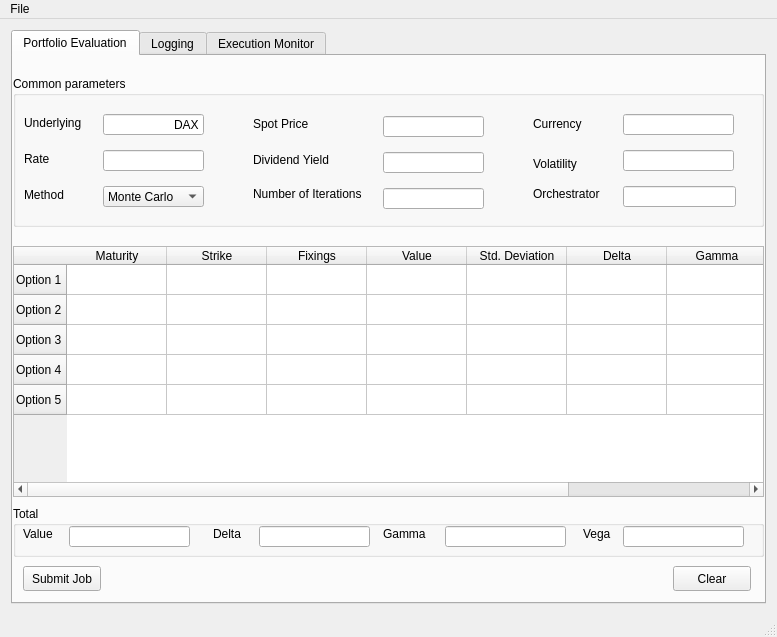
Qt form trunk/sdpa-gui/sdpa-gui/monitorwindow.ui (cc-hpc-itwm/gpispace) before a commit.
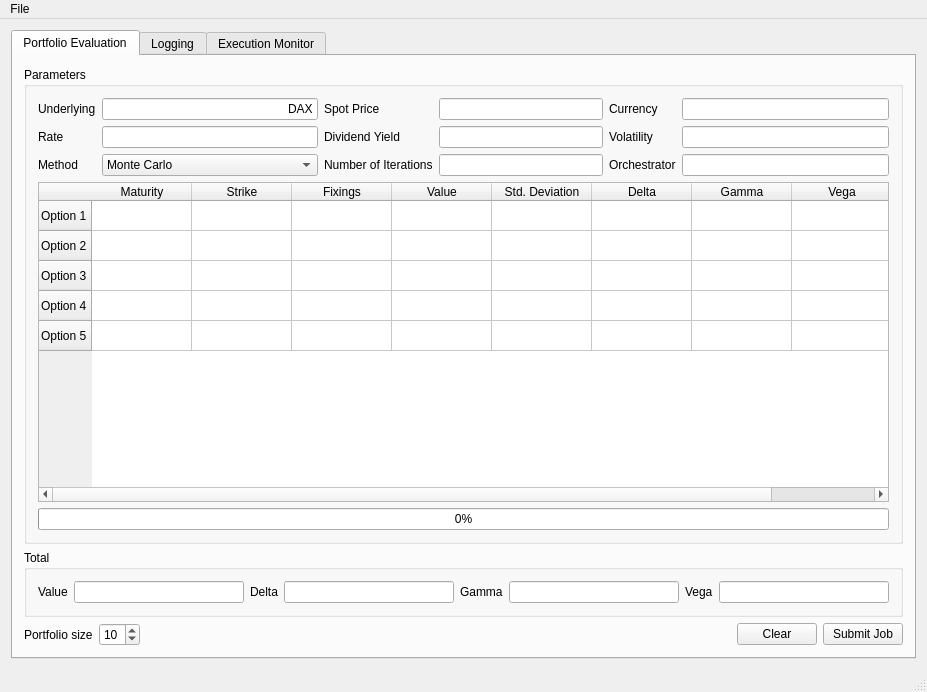
The same form after that commit.

Commit message: updated prortfolio gui to work with real workflows

```diff
--- a/trunk/sdpa-gui/sdpa-gui/monitorwindow.ui
+++ b/trunk/sdpa-gui/sdpa-gui/monitorwindow.ui
@@ -6,16 +6,16 @@
    <rect>
     <x>0</x>
     <y>0</y>
-    <width>777</width>
-    <height>637</height>
+    <width>927</width>
+    <height>692</height>
    </rect>
   </property>
   <property name="windowTitle">
    <string>SDPA Monitor</string>
   </property>
   <widget class="QWidget" name="centralWidget">
-   <layout class="QGridLayout" name="gridLayout">
-    <item row="0" column="1">
+   <layout class="QVBoxLayout" name="verticalLayout_9">
+    <item>
      <widget class="QTabWidget" name="SDPAGUI">
       <property name="autoFillBackground">
        <bool>true</bool>
@@ -30,482 +30,378 @@
        <attribute name="title">
         <string>Portfolio Evaluation</string>
        </attribute>
-       <widget class="QTableWidget" name="m_calcSpreadSheet">
-        <property name="geometry">
-         <rect>
-          <x>0</x>
-          <y>190</y>
-          <width>751</width>
-          <height>251</height>
-         </rect>
-        </property>
-        <property name="layoutDirection">
-         <enum>Qt::LeftToRight</enum>
-        </property>
-        <property name="textElideMode">
-         <enum>Qt::ElideLeft</enum>
-        </property>
-        <row>
-         <property name="text">
-          <string>Option 1</string>
-         </property>
-        </row>
-        <row>
-         <property name="text">
-          <string>Option 2</string>
-         </property>
-        </row>
-        <row>
-         <property name="text">
-          <string>Option 3</string>
-         </property>
-        </row>
-        <row>
-         <property name="text">
-          <string>Option 4</string>
-         </property>
-        </row>
-        <row>
-         <property name="text">
-          <string>Option 5</string>
-         </property>
-        </row>
-        <column>
-         <property name="text">
-          <string>Maturity</string>
-         </property>
-        </column>
-        <column>
-         <property name="text">
-          <string>Strike</string>
-         </property>
-        </column>
-        <column>
-         <property name="text">
-          <string>Fixings</string>
-         </property>
-        </column>
-        <column>
-         <property name="text">
-          <string>Value</string>
-         </property>
-        </column>
-        <column>
-         <property name="text">
-          <string>Std. Deviation</string>
-         </property>
-        </column>
-        <column>
-         <property name="text">
-          <string>Delta</string>
-         </property>
-        </column>
-        <column>
-         <property name="text">
-          <string>Gamma</string>
-         </property>
-        </column>
-        <column>
-         <property name="text">
-          <string>Vega</string>
-         </property>
-        </column>
-       </widget>
-       <widget class="QGroupBox" name="groupBox_7">
-        <property name="geometry">
-         <rect>
-          <x>0</x>
-          <y>20</y>
-          <width>751</width>
-          <height>151</height>
-         </rect>
-        </property>
-        <property name="title">
-         <string>Common parameters</string>
-        </property>
-        <widget class="QComboBox" name="m_comboBox">
-         <property name="geometry">
-          <rect>
-           <x>90</x>
-           <y>110</y>
-           <width>101</width>
-           <height>21</height>
-          </rect>
-         </property>
-         <item>
-          <property name="text">
-           <string>Monte Carlo</string>
+       <layout class="QVBoxLayout" name="verticalLayout_8">
+        <item>
+         <widget class="QGroupBox" name="groupBox_7">
+          <property name="sizePolicy">
+           <sizepolicy hsizetype="Expanding" vsizetype="Expanding">
+            <horstretch>0</horstretch>
+            <verstretch>0</verstretch>
+           </sizepolicy>
           </property>
-         </item>
-        </widget>
-        <widget class="QLineEdit" name="m_editUnderlying">
-         <property name="geometry">
-          <rect>
-           <x>90</x>
-           <y>38</y>
-           <width>101</width>
-           <height>21</height>
-          </rect>
-         </property>
-         <property name="text">
-          <string>DAX</string>
-         </property>
-         <property name="alignment">
-          <set>Qt::AlignRight|Qt::AlignTrailing|Qt::AlignVCenter</set>
-         </property>
-        </widget>
-        <widget class="QLineEdit" name="m_editIntRate">
-         <property name="geometry">
-          <rect>
-           <x>90</x>
-           <y>74</y>
-           <width>101</width>
-           <height>21</height>
-          </rect>
-         </property>
-         <property name="alignment">
-          <set>Qt::AlignRight|Qt::AlignTrailing|Qt::AlignVCenter</set>
-         </property>
-        </widget>
-        <widget class="QLineEdit" name="m_editSpotPrice">
-         <property name="geometry">
-          <rect>
-           <x>370</x>
-           <y>40</y>
-           <width>101</width>
-           <height>21</height>
-          </rect>
-         </property>
-         <property name="alignment">
-          <set>Qt::AlignRight|Qt::AlignTrailing|Qt::AlignVCenter</set>
-         </property>
-        </widget>
-        <widget class="QLineEdit" name="m_editDividendYield">
-         <property name="geometry">
-          <rect>
-           <x>370</x>
-           <y>76</y>
-           <width>101</width>
-           <height>21</height>
-          </rect>
-         </property>
-         <property name="alignment">
-          <set>Qt::AlignRight|Qt::AlignTrailing|Qt::AlignVCenter</set>
-         </property>
-        </widget>
-        <widget class="QLineEdit" name="m_editIterationsNb">
-         <property name="geometry">
-          <rect>
-           <x>370</x>
-           <y>112</y>
-           <width>101</width>
-           <height>21</height>
-          </rect>
-         </property>
-         <property name="alignment">
-          <set>Qt::AlignRight|Qt::AlignTrailing|Qt::AlignVCenter</set>
-         </property>
-        </widget>
-        <widget class="QLineEdit" name="m_editCurrency">
-         <property name="geometry">
-          <rect>
-           <x>610</x>
-           <y>38</y>
-           <width>111</width>
-           <height>21</height>
-          </rect>
-         </property>
-         <property name="alignment">
-          <set>Qt::AlignRight|Qt::AlignTrailing|Qt::AlignVCenter</set>
-         </property>
-        </widget>
-        <widget class="QLineEdit" name="m_editVolatility">
-         <property name="geometry">
-          <rect>
-           <x>610</x>
-           <y>74</y>
-           <width>111</width>
-           <height>21</height>
-          </rect>
-         </property>
-         <property name="alignment">
-          <set>Qt::AlignRight|Qt::AlignTrailing|Qt::AlignVCenter</set>
-         </property>
-        </widget>
-        <widget class="QLabel" name="label_5">
-         <property name="geometry">
-          <rect>
-           <x>11</x>
-           <y>39</y>
-           <width>61</width>
-           <height>16</height>
-          </rect>
-         </property>
-         <property name="text">
-          <string>Underlying</string>
-         </property>
-        </widget>
-        <widget class="QLabel" name="label_6">
-         <property name="geometry">
-          <rect>
-           <x>11</x>
-           <y>75</y>
-           <width>27</width>
-           <height>16</height>
-          </rect>
-         </property>
-         <property name="text">
-          <string>Rate</string>
-         </property>
-        </widget>
-        <widget class="QLabel" name="label_7">
-         <property name="geometry">
-          <rect>
-           <x>11</x>
-           <y>111</y>
-           <width>43</width>
-           <height>16</height>
-          </rect>
-         </property>
-         <property name="text">
-          <string>Method</string>
-         </property>
-        </widget>
-        <widget class="QLabel" name="label_8">
-         <property name="geometry">
-          <rect>
-           <x>240</x>
-           <y>40</y>
-           <width>71</width>
-           <height>16</height>
-          </rect>
-         </property>
-         <property name="text">
-          <string>Spot Price</string>
-         </property>
-        </widget>
-        <widget class="QLabel" name="label_9">
-         <property name="geometry">
-          <rect>
-           <x>240</x>
-           <y>76</y>
-           <width>81</width>
-           <height>16</height>
-          </rect>
-         </property>
-         <property name="text">
-          <string>Dividend Yield</string>
-         </property>
-        </widget>
-        <widget class="QLabel" name="label_10">
-         <property name="geometry">
-          <rect>
-           <x>240</x>
-           <y>110</y>
-           <width>121</width>
-           <height>16</height>
-          </rect>
-         </property>
-         <property name="text">
-          <string>Number of Iterations</string>
-         </property>
-        </widget>
-        <widget class="QLabel" name="label_11">
-         <property name="geometry">
-          <rect>
-           <x>520</x>
-           <y>40</y>
-           <width>52</width>
-           <height>16</height>
-          </rect>
-         </property>
-         <property name="text">
-          <string>Currency</string>
-         </property>
-        </widget>
-        <widget class="QLabel" name="label_12">
-         <property name="geometry">
-          <rect>
-           <x>520</x>
-           <y>80</y>
-           <width>49</width>
-           <height>16</height>
-          </rect>
-         </property>
-         <property name="text">
-          <string>Volatility</string>
-         </property>
-        </widget>
-        <widget class="QLineEdit" name="m_editOrchestrator">
-         <property name="geometry">
-          <rect>
-           <x>610</x>
-           <y>110</y>
-           <width>113</width>
-           <height>21</height>
-          </rect>
-         </property>
-         <property name="alignment">
-          <set>Qt::AlignRight|Qt::AlignTrailing|Qt::AlignVCenter</set>
-         </property>
-        </widget>
-        <widget class="QLabel" name="label_17">
-         <property name="geometry">
-          <rect>
-           <x>520</x>
-           <y>110</y>
-           <width>71</width>
-           <height>16</height>
-          </rect>
-         </property>
-         <property name="text">
-          <string>Orchestrator</string>
-         </property>
-        </widget>
-       </widget>
-       <widget class="QGroupBox" name="groupBox_8">
-        <property name="geometry">
-         <rect>
-          <x>0</x>
-          <y>450</y>
-          <width>751</width>
-          <height>51</height>
-         </rect>
-        </property>
-        <property name="title">
-         <string>Total</string>
-        </property>
-        <widget class="QLineEdit" name="m_editTotalValue">
-         <property name="geometry">
-          <rect>
-           <x>56</x>
-           <y>20</y>
-           <width>121</width>
-           <height>21</height>
-          </rect>
-         </property>
-         <property name="alignment">
-          <set>Qt::AlignRight|Qt::AlignTrailing|Qt::AlignVCenter</set>
-         </property>
-        </widget>
-        <widget class="QLineEdit" name="m_editTotalDelta">
-         <property name="geometry">
-          <rect>
-           <x>246</x>
-           <y>20</y>
-           <width>111</width>
-           <height>21</height>
-          </rect>
-         </property>
-         <property name="alignment">
-          <set>Qt::AlignRight|Qt::AlignTrailing|Qt::AlignVCenter</set>
-         </property>
-        </widget>
-        <widget class="QLineEdit" name="m_editTotalGamma">
-         <property name="geometry">
-          <rect>
-           <x>432</x>
-           <y>20</y>
-           <width>121</width>
-           <height>21</height>
-          </rect>
-         </property>
-         <property name="alignment">
-          <set>Qt::AlignRight|Qt::AlignTrailing|Qt::AlignVCenter</set>
-         </property>
-        </widget>
-        <widget class="QLineEdit" name="m_editTotalVega">
-         <property name="geometry">
-          <rect>
-           <x>610</x>
-           <y>20</y>
-           <width>121</width>
-           <height>21</height>
-          </rect>
-         </property>
-         <property name="alignment">
-          <set>Qt::AlignRight|Qt::AlignTrailing|Qt::AlignVCenter</set>
-         </property>
-        </widget>
-        <widget class="QLabel" name="label_4">
-         <property name="geometry">
-          <rect>
-           <x>10</x>
-           <y>20</y>
-           <width>32</width>
-           <height>16</height>
-          </rect>
-         </property>
-         <property name="text">
-          <string>Value</string>
-         </property>
-        </widget>
-        <widget class="QLabel" name="label_14">
-         <property name="geometry">
-          <rect>
-           <x>200</x>
-           <y>20</y>
-           <width>30</width>
-           <height>16</height>
-          </rect>
-         </property>
-         <property name="text">
-          <string>Delta</string>
-         </property>
-        </widget>
-        <widget class="QLabel" name="label_15">
-         <property name="geometry">
-          <rect>
-           <x>370</x>
-           <y>20</y>
-           <width>46</width>
-           <height>16</height>
-          </rect>
-         </property>
-         <property name="text">
-          <string>Gamma</string>
-         </property>
-        </widget>
-        <widget class="QLabel" name="label_16">
-         <property name="geometry">
-          <rect>
-           <x>570</x>
-           <y>20</y>
-           <width>29</width>
-           <height>16</height>
-          </rect>
-         </property>
-         <property name="text">
-          <string>Vega</string>
-         </property>
-        </widget>
-       </widget>
-       <widget class="QPushButton" name="submitButton">
-        <property name="geometry">
-         <rect>
-          <x>10</x>
-          <y>510</y>
-          <width>78</width>
-          <height>25</height>
-         </rect>
-        </property>
-        <property name="text">
-         <string>Submit Job</string>
-        </property>
-       </widget>
-       <widget class="QPushButton" name="clearButton">
-        <property name="geometry">
-         <rect>
-          <x>660</x>
-          <y>510</y>
-          <width>78</width>
-          <height>25</height>
-         </rect>
-        </property>
-        <property name="text">
-         <string>Clear</string>
-        </property>
-       </widget>
+          <property name="title">
+           <string>Parameters</string>
+          </property>
+          <layout class="QVBoxLayout" name="verticalLayout_7">
+           <item>
+            <layout class="QHBoxLayout" name="horizontalLayout_2">
+             <item>
+              <layout class="QFormLayout" name="formLayout">
+               <item row="0" column="0">
+                <widget class="QLabel" name="label_5">
+                 <property name="text">
+                  <string>Underlying</string>
+                 </property>
+                </widget>
+               </item>
+               <item row="0" column="1">
+                <widget class="QLineEdit" name="m_editUnderlying">
+                 <property name="text">
+                  <string>DAX</string>
+                 </property>
+                 <property name="alignment">
+                  <set>Qt::AlignRight|Qt::AlignTrailing|Qt::AlignVCenter</set>
+                 </property>
+                </widget>
+               </item>
+               <item row="1" column="0">
+                <widget class="QLabel" name="label_6">
+                 <property name="text">
+                  <string>Rate</string>
+                 </property>
+                </widget>
+               </item>
+               <item row="1" column="1">
+                <widget class="QLineEdit" name="m_editIntRate">
+                 <property name="alignment">
+                  <set>Qt::AlignRight|Qt::AlignTrailing|Qt::AlignVCenter</set>
+                 </property>
+                </widget>
+               </item>
+               <item row="2" column="0">
+                <widget class="QLabel" name="label_7">
+                 <property name="text">
+                  <string>Method</string>
+                 </property>
+                </widget>
+               </item>
+               <item row="2" column="1">
+                <widget class="QComboBox" name="m_comboBox">
+                 <item>
+                  <property name="text">
+                   <string>Monte Carlo</string>
+                  </property>
+                 </item>
+                </widget>
+               </item>
+              </layout>
+             </item>
+             <item>
+              <layout class="QFormLayout" name="formLayout_2">
+               <item row="0" column="0">
+                <widget class="QLabel" name="label_8">
+                 <property name="text">
+                  <string>Spot Price</string>
+                 </property>
+                </widget>
+               </item>
+               <item row="0" column="1">
+                <widget class="QLineEdit" name="m_editSpotPrice">
+                 <property name="alignment">
+                  <set>Qt::AlignRight|Qt::AlignTrailing|Qt::AlignVCenter</set>
+                 </property>
+                </widget>
+               </item>
+               <item row="1" column="0">
+                <widget class="QLabel" name="label_9">
+                 <property name="text">
+                  <string>Dividend Yield</string>
+                 </property>
+                </widget>
+               </item>
+               <item row="1" column="1">
+                <widget class="QLineEdit" name="m_editDividendYield">
+                 <property name="alignment">
+                  <set>Qt::AlignRight|Qt::AlignTrailing|Qt::AlignVCenter</set>
+                 </property>
+                </widget>
+               </item>
+               <item row="2" column="0">
+                <widget class="QLabel" name="label_10">
+                 <property name="text">
+                  <string>Number of Iterations</string>
+                 </property>
+                </widget>
+               </item>
+               <item row="2" column="1">
+                <widget class="QLineEdit" name="m_editIterationsNb">
+                 <property name="alignment">
+                  <set>Qt::AlignRight|Qt::AlignTrailing|Qt::AlignVCenter</set>
+                 </property>
+                </widget>
+               </item>
+              </layout>
+             </item>
+             <item>
+              <layout class="QFormLayout" name="formLayout_3">
+               <item row="0" column="0">
+                <widget class="QLabel" name="label_11">
+                 <property name="text">
+                  <string>Currency</string>
+                 </property>
+                </widget>
+               </item>
+               <item row="0" column="1">
+                <widget class="QLineEdit" name="m_editCurrency">
+                 <property name="alignment">
+                  <set>Qt::AlignRight|Qt::AlignTrailing|Qt::AlignVCenter</set>
+                 </property>
+                </widget>
+               </item>
+               <item row="1" column="0">
+                <widget class="QLabel" name="label_12">
+                 <property name="text">
+                  <string>Volatility</string>
+                 </property>
+                </widget>
+               </item>
+               <item row="1" column="1">
+                <widget class="QLineEdit" name="m_editVolatility">
+                 <property name="alignment">
+                  <set>Qt::AlignRight|Qt::AlignTrailing|Qt::AlignVCenter</set>
+                 </property>
+                </widget>
+               </item>
+               <item row="2" column="0">
+                <widget class="QLabel" name="label_17">
+                 <property name="text">
+                  <string>Orchestrator</string>
+                 </property>
+                </widget>
+               </item>
+               <item row="2" column="1">
+                <widget class="QLineEdit" name="m_editOrchestrator">
+                 <property name="alignment">
+                  <set>Qt::AlignRight|Qt::AlignTrailing|Qt::AlignVCenter</set>
+                 </property>
+                </widget>
+               </item>
+              </layout>
+             </item>
+            </layout>
+           </item>
+           <item>
+            <widget class="QTableWidget" name="m_calcSpreadSheet">
+             <property name="layoutDirection">
+              <enum>Qt::LeftToRight</enum>
+             </property>
+             <property name="textElideMode">
+              <enum>Qt::ElideLeft</enum>
+             </property>
+             <row>
+              <property name="text">
+               <string>Option 1</string>
+              </property>
+             </row>
+             <row>
+              <property name="text">
+               <string>Option 2</string>
+              </property>
+             </row>
+             <row>
+              <property name="text">
+               <string>Option 3</string>
+              </property>
+             </row>
+             <row>
+              <property name="text">
+               <string>Option 4</string>
+              </property>
+             </row>
+             <row>
+              <property name="text">
+               <string>Option 5</string>
+              </property>
+             </row>
+             <column>
+              <property name="text">
+               <string>Maturity</string>
+              </property>
+             </column>
+             <column>
+              <property name="text">
+               <string>Strike</string>
+              </property>
+             </column>
+             <column>
+              <property name="text">
+               <string>Fixings</string>
+              </property>
+             </column>
+             <column>
+              <property name="text">
+               <string>Value</string>
+              </property>
+             </column>
+             <column>
+              <property name="text">
+               <string>Std. Deviation</string>
+              </property>
+             </column>
+             <column>
+              <property name="text">
+               <string>Delta</string>
+              </property>
+             </column>
+             <column>
+              <property name="text">
+               <string>Gamma</string>
+              </property>
+             </column>
+             <column>
+              <property name="text">
+               <string>Vega</string>
+              </property>
+             </column>
+            </widget>
+           </item>
+           <item>
+            <widget class="QProgressBar" name="m_progressBar">
+             <property name="value">
+              <number>0</number>
+             </property>
+             <property name="orientation">
+              <enum>Qt::Horizontal</enum>
+             </property>
+             <property name="invertedAppearance">
+              <bool>false</bool>
+             </property>
+             <property name="textDirection">
+              <enum>QProgressBar::TopToBottom</enum>
+             </property>
+            </widget>
+           </item>
+          </layout>
+         </widget>
+        </item>
+        <item>
+         <widget class="QGroupBox" name="groupBox_8">
+          <property name="title">
+           <string>Total</string>
+          </property>
+          <layout class="QGridLayout" name="gridLayout">
+           <item row="0" column="0">
+            <widget class="QLabel" name="label_4">
+             <property name="text">
+              <string>Value</string>
+             </property>
+            </widget>
+           </item>
+           <item row="0" column="1">
+            <widget class="QLineEdit" name="m_editTotalValue">
+             <property name="alignment">
+              <set>Qt::AlignRight|Qt::AlignTrailing|Qt::AlignVCenter</set>
+             </property>
+            </widget>
+           </item>
+           <item row="0" column="2">
+            <widget class="QLabel" name="label_14">
+             <property name="text">
+              <string>Delta</string>
+             </property>
+            </widget>
+           </item>
+           <item row="0" column="3">
+            <widget class="QLineEdit" name="m_editTotalDelta">
+             <property name="alignment">
+              <set>Qt::AlignRight|Qt::AlignTrailing|Qt::AlignVCenter</set>
+             </property>
+            </widget>
+           </item>
+           <item row="0" column="4">
+            <widget class="QLabel" name="label_15">
+             <property name="text">
+              <string>Gamma</string>
+             </property>
+            </widget>
+           </item>
+           <item row="0" column="5">
+            <widget class="QLineEdit" name="m_editTotalGamma">
+             <property name="alignment">
+              <set>Qt::AlignRight|Qt::AlignTrailing|Qt::AlignVCenter</set>
+             </property>
+            </widget>
+           </item>
+           <item row="0" column="6">
+            <widget class="QLabel" name="label_16">
+             <property name="text">
+              <string>Vega</string>
+             </property>
+            </widget>
+           </item>
+           <item row="0" column="7">
+            <widget class="QLineEdit" name="m_editTotalVega">
+             <property name="alignment">
+              <set>Qt::AlignRight|Qt::AlignTrailing|Qt::AlignVCenter</set>
+             </property>
+            </widget>
+           </item>
+          </layout>
+         </widget>
+        </item>
+        <item>
+         <layout class="QHBoxLayout" name="horizontalLayout_3">
+          <item>
+           <layout class="QHBoxLayout" name="horizontalLayout">
+            <item>
+             <widget class="QLabel" name="label_13">
+              <property name="text">
+               <string>Portfolio size</string>
+              </property>
+             </widget>
+            </item>
+            <item>
+             <widget class="QSpinBox" name="m_spinBox">
+              <property name="minimum">
+               <number>1</number>
+              </property>
+              <property name="value">
+               <number>10</number>
+              </property>
+             </widget>
+            </item>
+           </layout>
+          </item>
+          <item>
+           <spacer name="horizontalSpacer">
+            <property name="orientation">
+             <enum>Qt::Horizontal</enum>
+            </property>
+            <property name="sizeHint" stdset="0">
+             <size>
+              <width>40</width>
+              <height>20</height>
+             </size>
+            </property>
+           </spacer>
+          </item>
+          <item>
+           <widget class="QPushButton" name="clearButton">
+            <property name="text">
+             <string>Clear</string>
+            </property>
+           </widget>
+          </item>
+          <item>
+           <widget class="QPushButton" name="submitButton">
+            <property name="text">
+             <string>Submit Job</string>
+            </property>
+           </widget>
+          </item>
+         </layout>
+        </item>
+       </layout>
       </widget>
       <widget class="QWidget" name="logging_tab">
        <attribute name="title">
@@ -864,7 +760,7 @@
     <rect>
      <x>0</x>
      <y>0</y>
-     <width>777</width>
+     <width>927</width>
      <height>25</height>
     </rect>
    </property>
```
Left out of the diff: 53 changed lines with no effect on the pictures. The commit also changes 4 other files.
